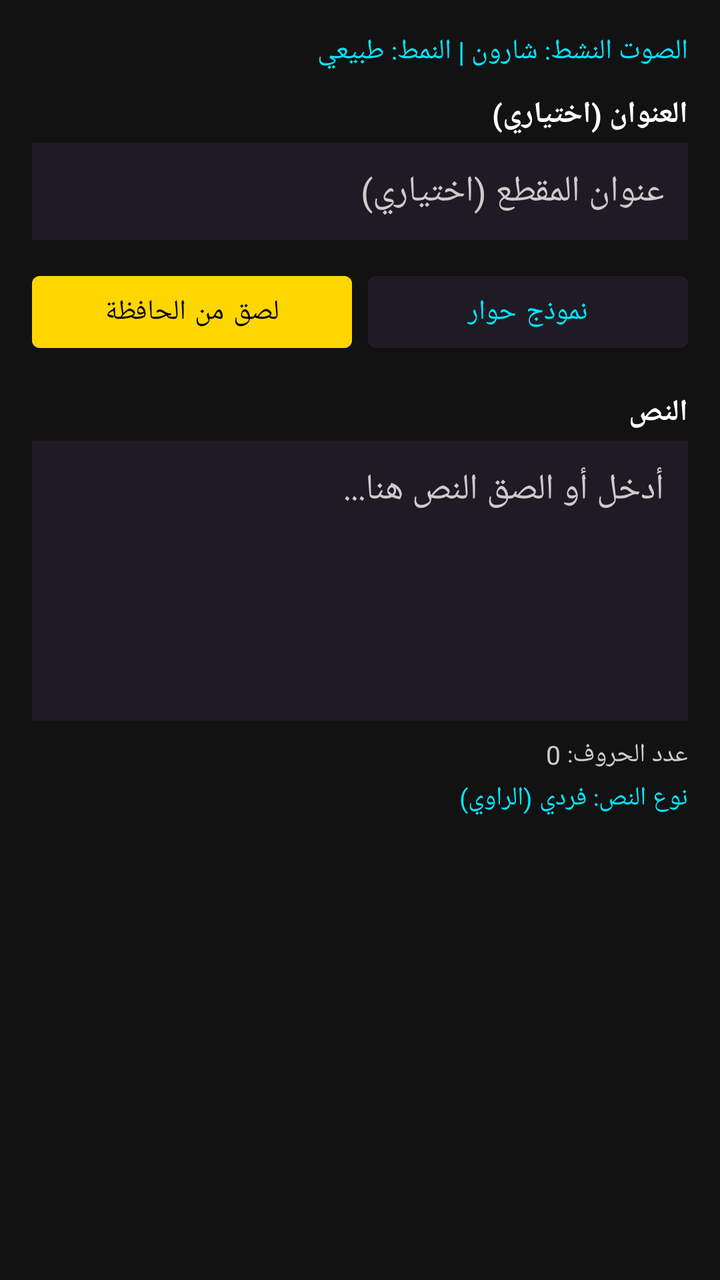
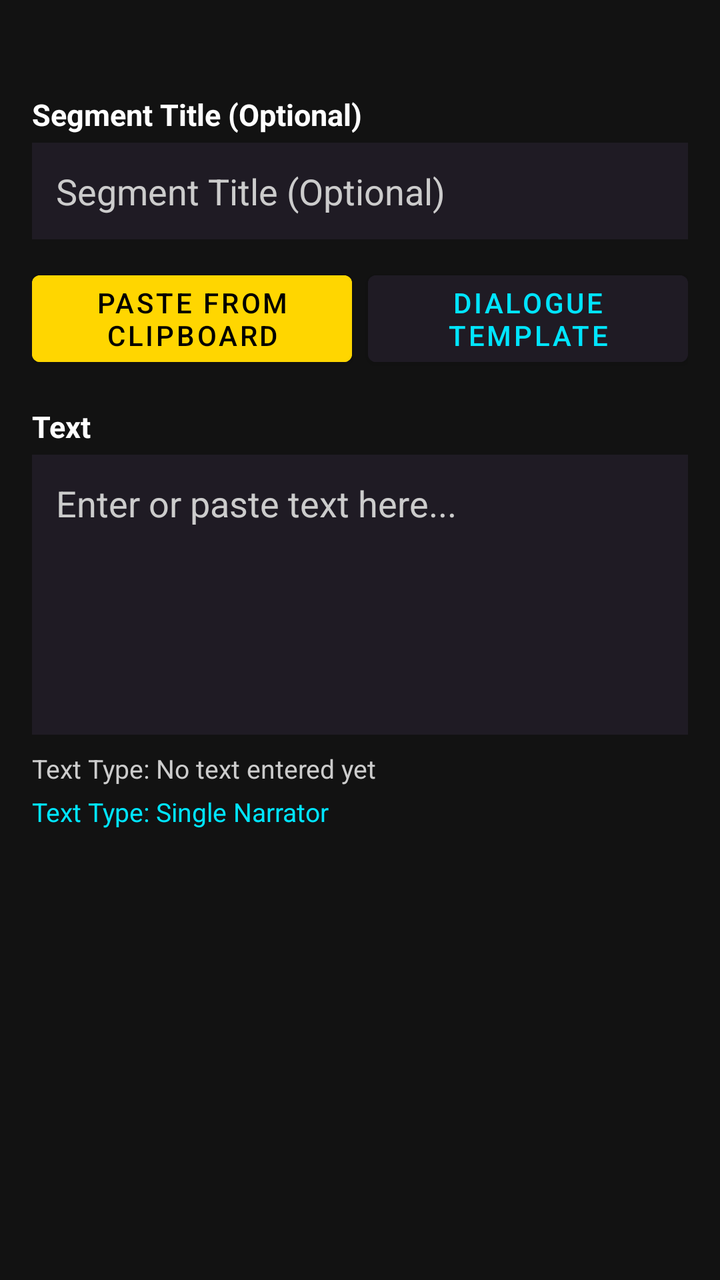

Before-and-after screenshots of an Android layout around one commit, followed by the original layout XML and the change that was made.
<!-- AndroidManifest.xml: application theme Theme.GeminiAudiobook -->
<!-- res/layout/dialog_paste_text.xml -->
<?xml version="1.0" encoding="utf-8"?>
<ScrollView xmlns:android="http://schemas.android.com/apk/res/android"
    android:layout_width="match_parent"
    android:layout_height="wrap_content"
    android:padding="16dp">

    <LinearLayout
        android:layout_width="match_parent"
        android:layout_height="wrap_content"
        android:orientation="vertical">

        
        <TextView
            android:id="@+id/textActiveVoiceSettings"
            android:layout_width="match_parent"
            android:layout_height="wrap_content"
            android:text="الصوت النشط: شارون | النمط: طبيعي"
            android:textColor="@color/accent_control"
            android:textSize="14sp"
            android:paddingBottom="12dp" />

        
        <TextView
            android:layout_width="match_parent"
            android:layout_height="wrap_content"
            android:text="العنوان (اختياري)"
            android:textColor="@color/text_high_contrast"
            android:textSize="15sp"
            android:textStyle="bold" />

        <EditText
            android:id="@+id/editPasteTitle"
            android:layout_width="match_parent"
            android:layout_height="wrap_content"
            android:minHeight="48dp"
            android:layout_marginTop="4dp"
            android:hint="عنوان المقطع (اختياري)"
            android:contentDescription="حقل إدخال عنوان المقطع، اختياري"
            android:textColor="@color/text_high_contrast"
            android:textColorHint="@color/text_secondary"
            android:background="@color/surface_dark"
            android:padding="12dp"
            android:singleLine="true" />

        
        <LinearLayout
            android:layout_width="match_parent"
            android:layout_height="wrap_content"
            android:layout_marginTop="12dp"
            android:orientation="horizontal">

            <Button
                android:id="@+id/btnPasteFromClipboard"
                android:layout_width="0dp"
                android:layout_height="wrap_content"
                android:layout_weight="1"
                android:minHeight="48dp"
                android:text="لصق من الحافظة"
                android:contentDescription="زر سحب ولصق النص المنسوخ من الحافظة مباشرة"
                android:textColor="@color/on_primary"
                android:backgroundTint="@color/primary_accessible" />

            <Button
                android:id="@+id/btnInsertDialogueTemplate"
                android:layout_width="0dp"
                android:layout_height="wrap_content"
                android:layout_weight="1"
                android:layout_marginStart="8dp"
                android:minHeight="48dp"
                android:text="نموذج حوار"
                android:contentDescription="إدراج نموذج حوار تجريبي لمتحدثين اثنين"
                android:textColor="@color/accent_control"
                android:backgroundTint="@color/surface_dark" />
        </LinearLayout>

        
        <TextView
            android:layout_width="match_parent"
            android:layout_height="wrap_content"
            android:layout_marginTop="16dp"
            android:text="النص"
            android:textColor="@color/text_high_contrast"
            android:textSize="15sp"
            android:textStyle="bold" />

        <EditText
            android:id="@+id/editPasteContent"
            android:layout_width="match_parent"
            android:layout_height="wrap_content"
            android:minHeight="140dp"
            android:maxHeight="260dp"
            android:layout_marginTop="4dp"
            android:hint="أدخل أو الصق النص هنا..."
            android:contentDescription="حقل إدخال النص لتحويله إلى كتاب صوتي"
            android:textColor="@color/text_high_contrast"
            android:textColorHint="@color/text_secondary"
            android:background="@color/surface_dark"
            android:padding="12dp"
            android:gravity="top|start"
            android:scrollbars="vertical"
            android:inputType="textMultiLine" />

        
        <TextView
            android:id="@+id/textPasteCharCount"
            android:layout_width="match_parent"
            android:layout_height="wrap_content"
            android:layout_marginTop="8dp"
            android:text="عدد الحروف: 0"
            android:textColor="@color/text_secondary"
            android:textSize="13sp" />

        <TextView
            android:id="@+id/textDialogueDetectionStatus"
            android:layout_width="match_parent"
            android:layout_height="wrap_content"
            android:layout_marginTop="4dp"
            android:text="نوع النص: فردي (الراوي)"
            android:textColor="@color/accent_control"
            android:textSize="13sp" />

    </LinearLayout>

</ScrollView>
<!-- resources referenced by this layout -->
<resources>
  <color name="accent_control">#00E5FF</color>
  <color name="on_primary">#000000</color>
  <color name="primary_accessible">#FFD600</color>
  <color name="surface_dark">#1F1B24</color>
  <color name="text_high_contrast">#FFFFFF</color>
  <color name="text_secondary">#CCCCCC</color>
  <style name="Theme.GeminiAudiobook" parent="Theme.MaterialComponents.DayNight.NoActionBar">
          <item name="colorPrimary">@color/primary_accessible</item>
          <item name="colorPrimaryVariant">@color/primary_variant</item>
          <item name="colorOnPrimary">@color/on_primary</item>
          <item name="android:colorBackground">@color/bg_dark</item>
          <item name="colorSurface">@color/surface_dark</item>
          <item name="android:textColorPrimary">@color/text_high_contrast</item>
          <item name="android:textColorSecondary">@color/text_secondary</item>
          <item name="android:windowBackground">@color/bg_dark</item>
      </style>
  <color name="primary_variant">#FFAB00</color>
  <color name="bg_dark">#121212</color>
</resources>

<!-- the commit's change to res/layout/dialog_paste_text.xml (unified diff, before → after) -->
@@ -14,7 +14,6 @@
             android:id="@+id/textActiveVoiceSettings"
             android:layout_width="match_parent"
             android:layout_height="wrap_content"
-            android:text="الصوت النشط: شارون | النمط: طبيعي"
             android:textColor="@color/accent_control"
             android:textSize="14sp"
             android:paddingBottom="12dp" />
@@ -23,7 +22,7 @@
         <TextView
             android:layout_width="match_parent"
             android:layout_height="wrap_content"
-            android:text="العنوان (اختياري)"
+            android:text="@string/paste_dialog_hint_title"
             android:textColor="@color/text_high_contrast"
             android:textSize="15sp"
             android:textStyle="bold" />
@@ -34,8 +33,8 @@
             android:layout_height="wrap_content"
             android:minHeight="48dp"
             android:layout_marginTop="4dp"
-            android:hint="عنوان المقطع (اختياري)"
-            android:contentDescription="حقل إدخال عنوان المقطع، اختياري"
+            android:hint="@string/paste_dialog_hint_title"
+            android:contentDescription="@string/desc_paste_title"
             android:textColor="@color/text_high_contrast"
             android:textColorHint="@color/text_secondary"
             android:background="@color/surface_dark"
@@ -55,8 +54,8 @@
                 android:layout_height="wrap_content"
                 android:layout_weight="1"
                 android:minHeight="48dp"
-                android:text="لصق من الحافظة"
-                android:contentDescription="زر سحب ولصق النص المنسوخ من الحافظة مباشرة"
+                android:text="@string/btn_paste_clipboard"
+                android:contentDescription="@string/desc_paste_clipboard"
                 android:textColor="@color/on_primary"
                 android:backgroundTint="@color/primary_accessible" />
 
@@ -67,8 +66,8 @@
                 android:layout_weight="1"
                 android:layout_marginStart="8dp"
                 android:minHeight="48dp"
-                android:text="نموذج حوار"
-                android:contentDescription="إدراج نموذج حوار تجريبي لمتحدثين اثنين"
+                android:text="@string/btn_dialogue_template"
+                android:contentDescription="@string/desc_dialogue_template"
                 android:textColor="@color/accent_control"
                 android:backgroundTint="@color/surface_dark" />
         </LinearLayout>
@@ -78,7 +77,7 @@
             android:layout_width="match_parent"
             android:layout_height="wrap_content"
             android:layout_marginTop="16dp"
-            android:text="النص"
+            android:text="@string/paste_dialog_content_label"
             android:textColor="@color/text_high_contrast"
             android:textSize="15sp"
             android:textStyle="bold" />
@@ -90,8 +89,8 @@
             android:minHeight="140dp"
             android:maxHeight="260dp"
             android:layout_marginTop="4dp"
-            android:hint="أدخل أو الصق النص هنا..."
-            android:contentDescription="حقل إدخال النص لتحويله إلى كتاب صوتي"
+            android:hint="@string/paste_dialog_content_hint"
+            android:contentDescription="@string/desc_paste_content"
             android:textColor="@color/text_high_contrast"
             android:textColorHint="@color/text_secondary"
             android:background="@color/surface_dark"
@@ -106,7 +105,7 @@
             android:layout_width="match_parent"
             android:layout_height="wrap_content"
             android:layout_marginTop="8dp"
-            android:text="عدد الحروف: 0"
+            android:text="@string/dialogue_type_empty"
             android:textColor="@color/text_secondary"
             android:textSize="13sp" />
 
@@ -115,7 +114,7 @@
             android:layout_width="match_parent"
             android:layout_height="wrap_content"
             android:layout_marginTop="4dp"
-            android:text="نوع النص: فردي (الراوي)"
+            android:text="@string/dialogue_type_narrator"
             android:textColor="@color/accent_control"
             android:textSize="13sp" />
 
<!-- resource entries referenced after the edit -->
@@ -6,6 +6,17 @@
   <color name="surface_dark">#1F1B24</color>
   <color name="text_high_contrast">#FFFFFF</color>
   <color name="text_secondary">#CCCCCC</color>
+  <string name="btn_dialogue_template">Dialogue Template</string>
+  <string name="btn_paste_clipboard">Paste from Clipboard</string>
+  <string name="desc_dialogue_template">Insert two-speaker dialogue test template</string>
+  <string name="desc_paste_clipboard">Paste copied text directly from clipboard</string>
+  <string name="desc_paste_content">Text input field to convert into audiobook</string>
+  <string name="desc_paste_title">Optional segment title input field</string>
+  <string name="dialogue_type_empty">Text Type: No text entered yet</string>
+  <string name="dialogue_type_narrator">Text Type: Single Narrator</string>
+  <string name="paste_dialog_content_hint">Enter or paste text here...</string>
+  <string name="paste_dialog_content_label">Text</string>
+  <string name="paste_dialog_hint_title">Segment Title (Optional)</string>
   <style name="Theme.GeminiAudiobook" parent="Theme.MaterialComponents.DayNight.NoActionBar">
           <item name="colorPrimary">@color/primary_accessible</item>
           <item name="colorPrimaryVariant">@color/primary_variant</item>
